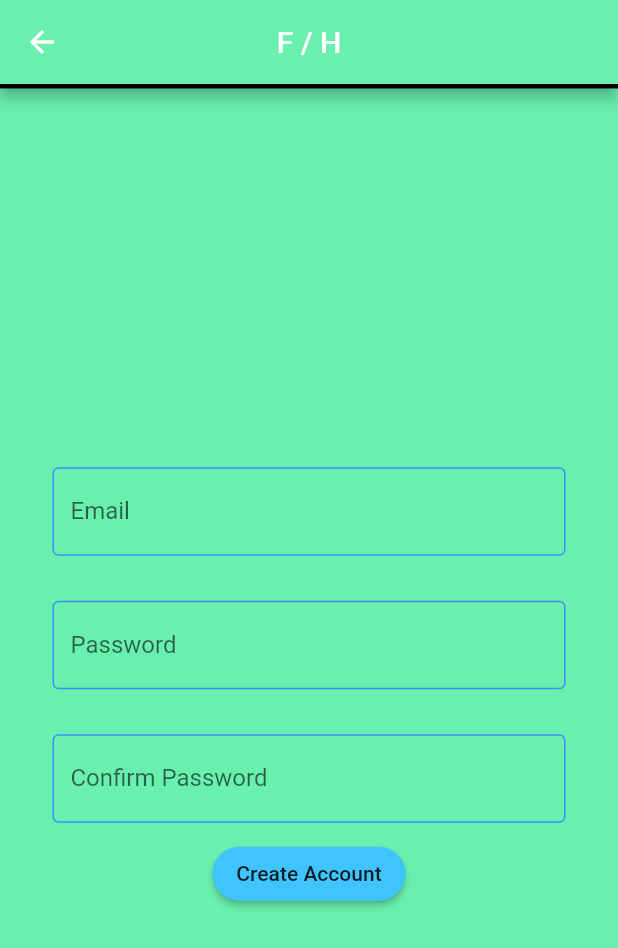
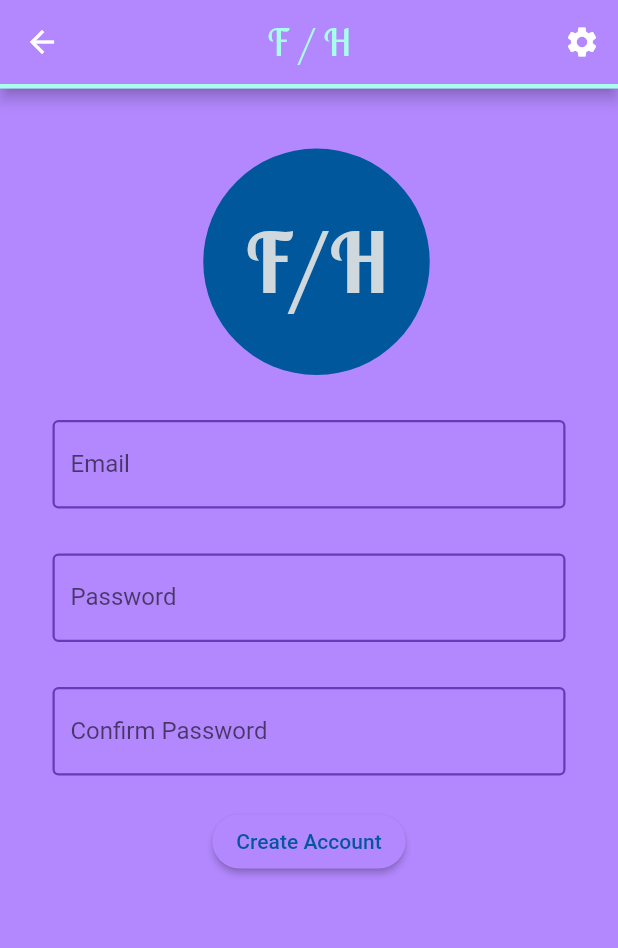
Before and after one commit to mhoac711/cs4750-fitness-helper, a Flutter app: the SignupPage screen opened directly, on a phone screen of 412 x 824 dp. Shown: the top 948 px of the screen. Run offline on Flutter 3.47's test engine with Material 2 defaults, Android fonts, the phone set to English and light mode, and no system bars; our stand-ins replace firebase_auth; accounts and stored records are empty.

Commit message:
better colorway

```diff
--- a/lib/Login/signup_page.dart
+++ b/lib/Login/signup_page.dart
@@ -1,3 +1,4 @@
+import 'package:cs4750_fitness_helper/Settings/settings_page.dart';
 import 'package:firebase_auth/firebase_auth.dart';
 import 'package:flutter/material.dart';
 import '../home_page.dart';
@@ -18,33 +19,74 @@ class _SignupPageState extends State<SignupPage> {
   @override
   Widget build(BuildContext context) {
     return Scaffold(
-        backgroundColor: Colors.greenAccent,
+        resizeToAvoidBottomInset : false,
+        backgroundColor: Colors.deepPurpleAccent[100],
         appBar: AppBar(
           centerTitle: true,
           bottom: PreferredSize(
             child: Container(
-              color: Colors.black,
+              color: Colors.tealAccent[100],
               height: 3.0,
             ),
             preferredSize: Size.fromHeight(3.0),
           ),
-          backgroundColor: Colors.greenAccent,
+          backgroundColor: Colors.deepPurpleAccent[100],
+          title: Text(
+            'F / H',
+            style: TextStyle(
+              fontFamily: 'LobsterTwo',
+              fontSize: 25,
+              color: Colors.tealAccent[100],
+            ),
+          ),
+          actions: [
+            IconButton(
+              onPressed: (){
+                Navigator.push(
+                    context,
+                    MaterialPageRoute(builder: (context) => SettingsPage())
+                );
+              },
+              icon: Icon(Icons.settings),
+            ),
+          ],
+        ),
+        body: Column(
 
-          title: Text('F / H'),
-        ),
-        body: Center(
-          child: Column(
-
-              mainAxisAlignment: MainAxisAlignment.center,
+          crossAxisAlignment: CrossAxisAlignment.center,
               children: [
                 Container(
-                  margin: EdgeInsets.only(left: 35, right:35, bottom: 10, top: 35),
+                margin: EdgeInsets.only(left: 20, right: 10, bottom: 15, top: 40),
+                  decoration: ShapeDecoration(
+                      shape: RoundedRectangleBorder(
+                        borderRadius: BorderRadius.circular(90.0),
+                      ),
+                      color: Colors.lightBlue[900]),
+                  child: IconButton(
+                    alignment: Alignment.center,
+                    icon: Container(
+                        child: Text(
+                          'F/H',
+                          style: TextStyle(
+                            fontSize: 55,
+                            fontFamily: 'LobsterTwo',
+                            fontWeight: FontWeight.bold,
+                            color: Colors.blueGrey[100],
+                          ),
+                        )
+                    ),
+                    iconSize: 135,
+                    onPressed: () {},
+                  ),
+                ),
+                Container(
+                  margin: EdgeInsets.only(left: 35, right:35, bottom: 10, top: 15),
                   child: TextField(
                     controller: emailController,
                     obscureText: false,
                     decoration: InputDecoration(
                       enabledBorder: const OutlineInputBorder(
-                        borderSide: const BorderSide(color: Colors.blueAccent, width: 1.0),
+                        borderSide: const BorderSide(color: Colors.deepPurple, width: 1.5),
                       ),
                       border: OutlineInputBorder(),
                       labelText: 'Email',
@@ -58,7 +100,7 @@ class _SignupPageState extends State<SignupPage> {
                     obscureText: true,
                     decoration: InputDecoration(
                       enabledBorder: const OutlineInputBorder(
-                        borderSide: const BorderSide(color: Colors.blueAccent, width: 1.0),
+                        borderSide: const BorderSide(color: Colors.deepPurple, width: 1.5),
                       ),
                       border: OutlineInputBorder(),
                       labelText: 'Password',
@@ -72,7 +114,7 @@ class _SignupPageState extends State<SignupPage> {
                     obscureText: true,
                     decoration: InputDecoration(
                       enabledBorder: const OutlineInputBorder(
-                        borderSide: const BorderSide(color: Colors.blueAccent, width: 1.0),
+                        borderSide: const BorderSide(color: Colors.deepPurple, width: 1.5),
                       ),
                       border: OutlineInputBorder(),
                       labelText: 'Confirm Password',
@@ -83,15 +125,17 @@ class _SignupPageState extends State<SignupPage> {
                 Row(
                     mainAxisAlignment: MainAxisAlignment.center,
                     children: [
-                      RaisedButton(
-                        color: Colors.lightBlueAccent,
+                      Container(
+                        margin: EdgeInsets.only(top: 10),
+                        child: RaisedButton(
+                          color: Colors.deepPurpleAccent[100],
                           shape: RoundedRectangleBorder(
                             borderRadius: BorderRadius.circular(18.0),
                           ),
                           child: Text(
                             'Create Account',
                             style: TextStyle(
-                            color: Colors.black87,
+                              color: Colors.lightBlue[900],
                             ),
                           ),
                           onPressed: (){
@@ -108,15 +152,13 @@ class _SignupPageState extends State<SignupPage> {
                                 MaterialPageRoute(builder: (context) => HomePage()));
 
                           },
+                        ),
                       )
                     ]
                 )
 
               ]
           ),
-        )
-
-
         );
   }
 }
```
Also changed, not shown: fonts/OFL.txt (deleted, +0 -95 lines), lib/Login/login_page.dart (+13 -4 lines), lib/Settings/about_page.dart (+12 -4 lines), lib/Settings/account_details.dart (+8 -6 lines), lib/Settings/settings_page.dart (+7 -5 lines). Lines whose indentation alone changed are shown as unchanged.
